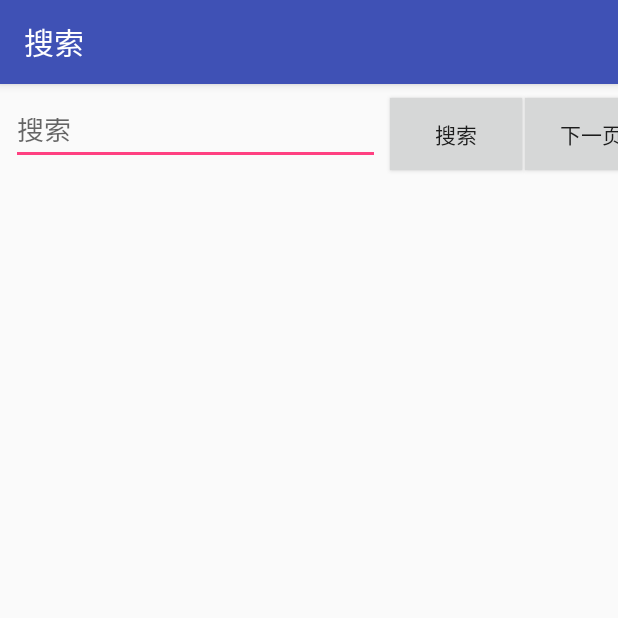
After one commit to huntingboy/TravellMap, an Android app: the SearchActivity screen opened directly, with no data from a screen before it, on a phone screen of 412 x 824 dp, the top half of it. The commit adds this screen. Run offline under Robolectric (Android 15) with nearby library versions, the phone set to English and light mode, and no system bars; libraries missing offline, so code that uses them is left out: com.amap.api.

Commit message:
add POI search function

```diff
--- a/app/build.gradle
+++ b/app/build.gradle
@@ -37,9 +37,6 @@ dependencies {
     //    androidTestCompile('com.android.support.test.espresso:espresso-core:2.2.2', {
     //        exclude group: 'com.android.support', module: 'support-annotations'
     //    })
-    compile 'com.android.support:appcompat-v7:+'
-    compile 'com.android.support:design:+'
-    compile 'com.android.support.constraint:constraint-layout:1.0.2'
     //    testCompile 'junit:junit:4.12'
     /*    //3D地图so及jar
                 compile 'com.amap.api:3dmap:latest.integration'
@@ -48,4 +45,7 @@ dependencies {
                 //搜索功能
                 compile 'com.amap.api:search:latest.integration'*/
     compile files('libs/AMap3DMap_6.0.1_AMapSearch_5.7.0_AMapLocation_3.8.0_20180309.jar')
+    compile 'com.android.support:appcompat-v7:+'
+    compile 'com.android.support:design:+'
+    compile 'com.android.support.constraint:constraint-layout:1.0.2'
 }
--- /dev/null
+++ b/app/src/main/java/com/nomad/search/SearchActivity.java
@@ -0,0 +1,255 @@
+package com.nomad.search;
+
+import android.app.ProgressDialog;
+import android.content.Intent;
+import android.support.v7.app.AppCompatActivity;
+import android.os.Bundle;
+import android.text.Editable;
+import android.text.TextWatcher;
+import android.view.View;
+import android.widget.AdapterView;
+import android.widget.Button;
+import android.widget.EditText;
+import android.widget.ListView;
+import android.widget.SimpleAdapter;
+import android.widget.Toast;
+
+import com.amap.api.maps.model.LatLng;
+import com.amap.api.maps.model.MarkerOptions;
+import com.amap.api.services.core.PoiItem;
+import com.amap.api.services.core.SuggestionCity;
+import com.amap.api.services.help.Inputtips;
+import com.amap.api.services.help.InputtipsQuery;
+import com.amap.api.services.help.Tip;
+import com.amap.api.services.poisearch.PoiResult;
+import com.amap.api.services.poisearch.PoiSearch;
+import com.nomad.travellmap.R;
+
+import java.util.ArrayList;
+import java.util.HashMap;
+import java.util.List;
+
+public class SearchActivity extends AppCompatActivity implements View.OnClickListener, PoiSearch.OnPoiSearchListener, AdapterView.OnItemClickListener, Inputtips.InputtipsListener {
+
+    private EditText editSearch = null;
+    private Button btSearch = null;
+    private Button btNext = null;
+    private ListView lvPoi = null;
+    private ProgressDialog progressDialog;
+
+    private PoiSearch.Query  query = null;
+    private PoiSearch poiSearch = null;
+    private String keyword = null;
+    private String cityCode = null;
+    private int currentPage = 0;
+    private ArrayList<HashMap<String, String>> arrayList = null; //POI的list集合
+    private ArrayList<MarkerOptions> markerOptions = null; //POI对应的标记点选项的list集合
+
+    private final static int POI_RESULT_OK = 1;
+
+    @Override
+    protected void onCreate(Bundle savedInstanceState) {
+        super.onCreate(savedInstanceState);
+        setContentView(R.layout.activity_search);
+
+        editSearch = (EditText) findViewById(R.id.edit_search);
+        btSearch = (Button) findViewById(R.id.bt_search);
+        btNext = (Button) findViewById(R.id.bt_next);
+        lvPoi = (ListView) findViewById(R.id.lv_poi);
+
+        cityCode = getResources().getString(R.string.city_code); //"420000" 湖北
+        editSearch.addTextChangedListener(new TextWatcher() {
+            @Override
+            public void beforeTextChanged(CharSequence s, int start, int count, int after) {
+
+            }
+
+            @Override
+            public void onTextChanged(CharSequence s, int start, int before, int count) {
+
+                //todo 自动提示
+                //第二个参数传入null或者“”代表在全国进行检索，否则按照传入的city进行检索
+                InputtipsQuery inputquery = new InputtipsQuery(s.toString().trim(), cityCode);
+                inputquery.setCityLimit(true);//限制在当前城市
+                Inputtips inputTips = new Inputtips(SearchActivity.this, inputquery);
+                inputTips.setInputtipsListener(SearchActivity.this);
+                inputTips.requestInputtipsAsyn();
+            }
+
+            @Override
+            public void afterTextChanged(Editable s) {
+                keyword = String.valueOf(s).trim();
+            }
+        });
+        btSearch.setOnClickListener(this);
+        btNext.setOnClickListener(this);
+        lvPoi.setOnItemClickListener(this);
+
+    }
+
+    @Override
+    public void onClick(View v) {
+        switch (v.getId()) {
+            case R.id.edit_search:
+                break;
+            case R.id.bt_search:
+                //keyWord表示搜索字符串
+                //POI类别code
+                //city code，""代表全国
+                showProgressDiaglog();
+                currentPage = 0;
+                query = new PoiSearch.Query(keyword, cityCode);
+                query.setPageSize(10);// 设置每页最多返回多少条poiitem
+                query.setPageNum(currentPage++);//设置查询页码
+                poiSearch = new PoiSearch(this, query);
+                poiSearch.setOnPoiSearchListener(this);
+                poiSearch.searchPOIAsyn();
+                break;
+            case R.id.bt_next:
+                if (currentPage > 0) {
+                    showProgressDiaglog();
+                    query.setPageNum(currentPage++);
+                    poiSearch = new PoiSearch(this, query);
+                    poiSearch.setOnPoiSearchListener(this);
+                    poiSearch.searchPOIAsyn();
+                } else {
+                    Toast.makeText(this, "你还没有搜索！", Toast.LENGTH_SHORT).show();
+                }
+        }
+    }
+
+    //异步回调的结果
+    @Override
+    public void onPoiSearched(PoiResult poiResult, int i) {
+        dissmissProgressDialog();// 隐藏对话框
+        if (i == 1000) {
+            if (poiResult != null && poiResult.getQuery() != null) {// 搜索poi的结果
+                if (poiResult.getQuery().equals(query)) {// 是否是同一条
+                    // 取得搜索到的poiitems有多少页
+                    List<PoiItem> poiItems = poiResult.getPois();// 取得第一页的poiitem数据，页数从数字0开始
+                    List<SuggestionCity> suggestionCities = poiResult.getSearchSuggestionCitys();// 当搜索不到poiitem数据时，会返回含有搜索关键字的城市信息
+                    arrayList = new ArrayList<>();
+                    markerOptions = new ArrayList<>();
+
+                    if (poiItems != null && poiItems.size() > 0) {
+                        //将PoiItems的标题和内容以列表的形式填到适配器，然后给listview显示。
+                        for (int j = 0; j < poiItems.size(); j++) {
+                            double latitude = poiItems.get(j).getLatLonPoint().getLatitude();
+                            double longitude = poiItems.get(j).getLatLonPoint().getLongitude();
+                            HashMap<String, String> hashMap = new HashMap<>();
+                            MarkerOptions markerOption = new MarkerOptions();
+                            hashMap.put("latitude", String.valueOf(latitude));
+                            hashMap.put("longitude", String.valueOf(longitude));
+                            hashMap.put("city", poiItems.get(j).getCityName());
+                            hashMap.put("address", poiItems.get(j).getAdName());
+                            arrayList.add(hashMap);
+                            markerOption.position(new LatLng(latitude, longitude));
+                            markerOptions.add(markerOption);
+                        }
+
+                        //显示到listview
+                        SimpleAdapter simpleAdapter = new SimpleAdapter(this
+                                , arrayList
+                                , R.layout.item
+                                , new String[]{"latitude", "longitude", "city", "address"}
+                                , new int[]{R.id.textView, R.id.textView2, R.id.textView3, R.id.textView4});
+                        lvPoi.setAdapter(simpleAdapter);
+                    } else if (suggestionCities != null && suggestionCities.size() > 0) {
+                        showSuggestCity(suggestionCities);
+                    } else {
+                        Toast.makeText(this, "未找到结果", Toast.LENGTH_SHORT).show();
+                    }
+                }
+            }else
+                Toast.makeText(this, "未找到结果", Toast.LENGTH_SHORT).show();
+        }else
+            Toast.makeText(this, "错误代码：" + i, Toast.LENGTH_SHORT).show();
+    }
+
+    @Override
+    public void onPoiItemSearched(PoiItem poiItem, int i) {
+
+    }
+
+    //点击listview item 跳转到地图，并且在地图上面显示当前页的点标记
+    @Override
+    public void onItemClick(AdapterView<?> parent, View view, int position, long id) {
+        HashMap<String, String> hashMap = (HashMap<String, String>) lvPoi.getItemAtPosition(position);
+        if (hashMap != null) {
+            String latitude = hashMap.get("latitude");
+            String longitude = hashMap.get("longitude");
+            String address = hashMap.get("address");
+            String city = hashMap.get("city");
+
+            Intent intent = new Intent();
+            intent.putExtra("latitude", latitude);
+            intent.putExtra("longitude", longitude);
+            intent.putExtra("address", address);
+            intent.putExtra("city", city);
+            intent.putExtra("markerOptions", markerOptions);
+            this.setResult(POI_RESULT_OK, intent);
+            this.finish();
+        }
+    }
+
+    /**自定义函数
+     * 显示搜索对话框
+     */
+    private void showProgressDiaglog() {
+        if (progressDialog == null) {
+            progressDialog = new ProgressDialog(this);
+        }
+        progressDialog.setProgressStyle(ProgressDialog.STYLE_SPINNER);
+        progressDialog.setIndeterminate(false);
+        progressDialog.setCancelable(false);
+        progressDialog.setMessage("正在搜索:\n" + keyword);
+        progressDialog.show();
+    }
+
+    /**自定义函数
+     * 隐藏搜索对话框
+     * 在onPoiSearched回调方法中被调用
+     */
+    private void dissmissProgressDialog() {
+        if (progressDialog != null) {
+            progressDialog.dismiss();
+        }
+    }
+
+    /**
+     * 自定义函数，当搜索没有结果时候被调用
+     */
+    private void showSuggestCity(List<SuggestionCity> suggestionCities) {
+        String information = "推荐城市\n";
+        for (int i = 0; i < suggestionCities.size(); i++) {
+            information += "城市名称:" + suggestionCities.get(i).getCityName() + "\n";
+        }
+        Toast.makeText(this, information, Toast.LENGTH_SHORT).show();
+    }
+
+    //实现输入提示
+    @Override
+    public void onGetInputtips(List<Tip> list, int i) {
+        if (i == 1000) {
+            arrayList = new ArrayList<>();
+            for (int j = 0; j < list.size(); j++) {
+                double latitude = list.get(j).getPoint().getLatitude();
+                double longitude = list.get(j).getPoint().getLongitude();
+                HashMap<String, String> hashMap = new HashMap<>();
+                hashMap.put("latitude", String.valueOf(latitude));
+                hashMap.put("longitude", String.valueOf(longitude));
+                hashMap.put("city", list.get(j).getName());
+                hashMap.put("address", list.get(j).getAddress());
+                arrayList.add(hashMap);
+
+            }
+            //显示输入提示到listview
+            SimpleAdapter simpleAdapter = new SimpleAdapter(this
+                    , arrayList
+                    , R.layout.item
+                    , new String[]{"latitude", "longitude", "city", "address"}
+                    , new int[]{R.id.textView, R.id.textView2, R.id.textView3, R.id.textView4});
+            lvPoi.setAdapter(simpleAdapter);
+        }
+    }
+}
--- a/app/src/main/res/layout/activity_main.xml
+++ b/app/src/main/res/layout/activity_main.xml
@@ -25,10 +25,11 @@
         <!-- 给navigationview添加页脚 -->
         <LinearLayout
             android:layout_width="match_parent"
-            android:layout_height="wrap_content"
+            android:layout_height="28dp"
             android:layout_gravity="bottom"
             android:clickable="true"
             android:orientation="horizontal"
+            android:gravity="center_vertical"
             android:weightSum="1">
 
                 <TextView
--- /dev/null
+++ b/app/src/main/res/layout/activity_search.xml
@@ -0,0 +1,68 @@
+<?xml version="1.0" encoding="utf-8"?>
+<android.support.constraint.ConstraintLayout xmlns:android="http://schemas.android.com/apk/res/android"
+    xmlns:app="http://schemas.android.com/apk/res-auto"
+    xmlns:tools="http://schemas.android.com/tools"
+    android:layout_width="match_parent"
+    android:layout_height="match_parent"
+    tools:context="com.nomad.search.SearchActivity">
+
+    <com.nomad.view.ClearEditText
+        android:maxLines="1"
+        android:id="@+id/edit_search"
+        android:layout_width="246dp"
+        android:layout_height="0dp"
+        android:hint="@string/search_hint"
+        app:layout_constraintTop_toTopOf="@+id/bt_search"
+        android:layout_marginTop="3dp"
+        app:layout_constraintBottom_toBottomOf="@+id/bt_search"
+        android:layout_marginBottom="3dp"
+        tools:layout_constraintTop_creator="1"
+        tools:layout_constraintBottom_creator="1"
+        android:layout_marginStart="7dp"
+        tools:layout_constraintLeft_creator="1"
+        app:layout_constraintLeft_toLeftOf="parent"
+        android:layout_marginLeft="7dp"
+        app:layout_constraintVertical_bias="0.0" />
+
+    <Button
+        android:id="@+id/bt_search"
+        android:layout_width="88dp"
+        android:layout_height="48dp"
+        android:layout_toEndOf="@+id/edit_search"
+        android:background="#d6d7d7"
+        android:text="@string/search_ack"
+        tools:layout_constraintTop_creator="1"
+        tools:layout_constraintRight_creator="1"
+        android:layout_marginStart="1dp"
+        android:layout_marginEnd="4dp"
+        app:layout_constraintRight_toRightOf="parent"
+        android:layout_marginTop="9dp"
+        tools:layout_constraintLeft_creator="1"
+        app:layout_constraintTop_toTopOf="parent"
+        app:layout_constraintLeft_toRightOf="@+id/edit_search"
+        app:layout_constraintHorizontal_bias="0.086" />
+    <Button
+        android:id="@+id/bt_next"
+        android:layout_width="88dp"
+        android:layout_height="48dp"
+        android:background="#d6d7d7"
+        android:text="@string/search_next"
+        app:layout_constraintLeft_toRightOf="@+id/bt_search"
+        app:layout_constraintTop_toTopOf="parent"
+        android:layout_marginLeft="2dp"
+        android:layout_marginTop="9dp"
+        android:layout_marginStart="2dp" />
+    <ListView
+        android:id="@+id/lv_poi"
+        android:layout_width="wrap_content"
+        android:layout_height="wrap_content"
+        android:divider="@null"
+        android:dividerHeight="@dimen/lv_divider_height"
+        app:layout_constraintTop_toBottomOf="@+id/edit_search"
+        tools:layout_editor_absoluteX="5dp"
+        android:layout_marginTop="-2dp"
+        android:layout_marginStart="5dp"
+        tools:layout_constraintLeft_creator="1"
+        app:layout_constraintLeft_toLeftOf="parent" />
+
+</android.support.constraint.ConstraintLayout>
--- a/app/src/main/res/layout/content_main.xml
+++ b/app/src/main/res/layout/content_main.xml
@@ -6,11 +6,7 @@
     <com.amap.api.maps.MapView
         android:id="@+id/map"
         android:layout_width="match_parent"
-        android:layout_height="match_parent">
-        <com.nomad.view.ClearEditText
-            android:layout_width="match_parent"
-            android:layout_height="wrap_content" />
+        android:layout_height="match_parent" />
 
-    </com.amap.api.maps.MapView>
 
 </RelativeLayout>
--- a/app/src/main/res/values/dimens.xml
+++ b/app/src/main/res/values/dimens.xml
@@ -5,4 +5,5 @@
     <dimen name="nav_header_vertical_spacing">16dp</dimen>
     <dimen name="nav_header_height">160dp</dimen>
     <dimen name="fab_margin">16dp</dimen>
+    <dimen name="lv_divider_height">18dp</dimen>
 </resources>
--- a/app/src/main/res/values/strings.xml
+++ b/app/src/main/res/values/strings.xml
@@ -1,10 +1,15 @@
 <resources>
     <string name="app_name">TravellMap</string>
+    <string name="title_activity_login">登录</string>
+    <string name="title_activity_search">搜索</string>
 
     <string name="navigation_drawer_open">Open navigation drawer</string>
     <string name="navigation_drawer_close">Close navigation drawer</string>
 
-    <string name="action_settings">Settings</string>
+    <string name="action_addfriend">加好友</string>
+    <string name="search_hint">搜索</string>
+    <string name="search_ack">搜索</string>
+    <string name="action_search">搜索</string>
 
 
     <string name="navigation_head_name">欢迎你，请先登录！！！</string>
@@ -19,7 +24,7 @@
     <string name="navigation_foot_register">注销</string>
 
 
-    <string name="title_activity_login">Sign in</string>
+
 
     <!-- Strings related to login -->
     <string name="prompt_email">Email</string>
@@ -33,5 +38,10 @@
     <string name="permission_rationale">"Contacts permissions are needed for providing email
         completions."
     </string>
+    <string name="search_next">下一页</string>
+    <string name="marker_around_scene">周边景点</string>
+    <string name="marker_around_restaurant">周边餐馆</string>
+    <string name="city_code">420000</string>
+
 
 </resources>
```
Also changed, not shown: app/src/main/AndroidManifest.xml (+5 -2 lines), app/src/main/res/layout/custom_info_window.xml (added, +33 -0 lines), app/src/main/res/layout/item.xml (added, +26 -0 lines), app/src/main/res/menu/main.xml (+8 -2 lines), app/src/main/res/mipmap-hdpi/ic_marker.jpeg (added), app/src/main/res/mipmap-mdpi/ic_marker.jpeg (added), app/src/main/res/mipmap-xhdpi/ic_marker.jpeg (added), app/src/main/res/mipmap-xxhdpi/ic_marker.jpeg (added), app/src/main/res/mipmap-xxxhdpi/ic_marker.jpeg (added).
